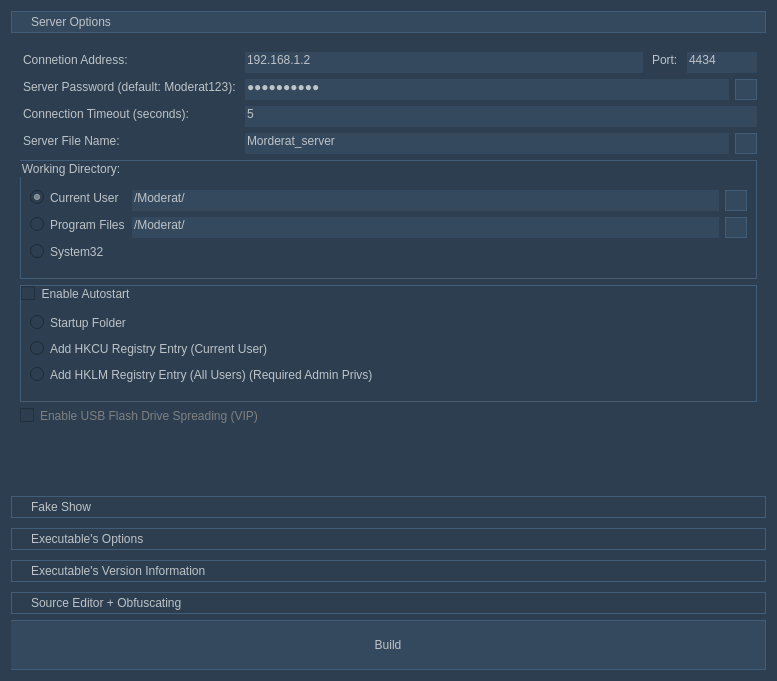
This is source/builder/builder-ui.ui in 5l1v3r1/Moderat as Qt 5 draws it before an edit. The edited form follows.
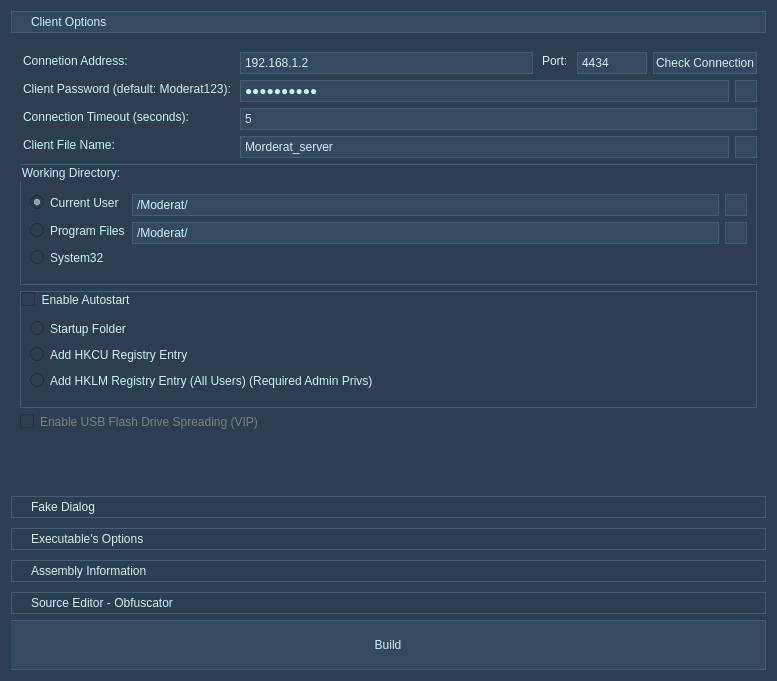
This is the edited form. The open tabs and pages were chosen to show the change. Icons and pictures are not drawn.

The edit to the form file:
```diff
--- a/source/builder/builder-ui.ui
+++ b/source/builder/builder-ui.ui
@@ -15,7 +15,7 @@
   </property>
   <property name="styleSheet">
    <string notr="true">background-color: #2c3e50;
-color: #bdc3c7;</string>
+color: #c9f5f7;</string>
   </property>
   <layout class="QGridLayout" name="gridLayout">
    <item row="1" column="0">
@@ -67,12 +67,12 @@
 }</string>
      </property>
      <property name="currentIndex">
-      <number>0</number>
+      <number>1</number>
      </property>
      <property name="tabSpacing">
       <number>10</number>
      </property>
-     <widget class="QWidget" name="serverOptions">
+     <widget class="QWidget" name="clientOptions">
       <property name="geometry">
        <rect>
         <x>0</x>
@@ -90,7 +90,7 @@
         <normaloff>:/icons/assets/server-options.png</normaloff>:/icons/assets/server-options.png</iconset>
       </attribute>
       <attribute name="label">
-       <string>Server Options</string>
+       <string>Client Options</string>
       </attribute>
       <layout class="QGridLayout" name="gridLayout_2">
        <item row="4" column="0" colspan="2">
@@ -123,7 +123,7 @@
            </spacer>
           </item>
           <item row="3" column="0">
-           <widget class="QRadioButton" name="radioButton_5">
+           <widget class="QRadioButton" name="programFilesRadio">
             <property name="styleSheet">
              <string notr="true">border: none;</string>
             </property>
@@ -133,7 +133,7 @@
            </widget>
           </item>
           <item row="1" column="0">
-           <widget class="QRadioButton" name="radioButton_3">
+           <widget class="QRadioButton" name="currentUserRadio">
             <property name="styleSheet">
              <string notr="true">border: none;</string>
             </property>
@@ -146,9 +146,18 @@
            </widget>
           </item>
           <item row="3" column="2">
-           <widget class="QLineEdit" name="lineEdit_3">
+           <widget class="QLineEdit" name="programFilesLine">
             <property name="styleSheet">
-             <string notr="true">background-color: #34495e; border: none;</string>
+             <string notr="true">QLineEdit#programFilesLine {
+			border: 1px ridge;
+            border-color: #2c3e50;
+			padding: 2px;
+            background-color: #34495e;
+            }
+
+QLineEdit#programFilesLine:pressed {
+            border: 1px ridge #c9f5f7;
+            }</string>
             </property>
             <property name="text">
              <string>/Moderat/</string>
@@ -156,9 +165,18 @@
            </widget>
           </item>
           <item row="1" column="2">
-           <widget class="QLineEdit" name="lineEdit">
+           <widget class="QLineEdit" name="currentUserLine">
             <property name="styleSheet">
-             <string notr="true">background-color: #34495e; border: none;</string>
+             <string notr="true">QLineEdit#currentUserLine {
+			border: 1px ridge;
+            border-color: #2c3e50;
+			padding: 2px;
+            background-color: #34495e;
+            }
+
+QLineEdit#currentUserLine:pressed {
+            border: 1px ridge #c9f5f7;
+            }</string>
             </property>
             <property name="text">
              <string>/Moderat/</string>
@@ -230,7 +248,7 @@
            </widget>
           </item>
           <item row="4" column="0">
-           <widget class="QRadioButton" name="radioButton_4">
+           <widget class="QRadioButton" name="system32Radio">
             <property name="styleSheet">
              <string notr="true">border: none;</string>
             </property>
@@ -243,9 +261,9 @@
         </widget>
        </item>
        <item row="5" column="0" colspan="2">
-        <widget class="QGroupBox" name="groupBox">
+        <widget class="QGroupBox" name="autostartGroup">
          <property name="enabled">
-          <bool>false</bool>
+          <bool>true</bool>
          </property>
          <property name="styleSheet">
           <string notr="true">border: 1px ridge;
@@ -265,7 +283,7 @@
          </property>
          <layout class="QGridLayout" name="gridLayout_3" rowstretch="0,0,0,0,0">
           <item row="1" column="0">
-           <widget class="QRadioButton" name="radioButton">
+           <widget class="QRadioButton" name="startupFolderRadio">
             <property name="styleSheet">
              <string notr="true">border: none;</string>
             </property>
@@ -291,7 +309,7 @@
            </spacer>
           </item>
           <item row="4" column="0">
-           <widget class="QRadioButton" name="radioButton_2">
+           <widget class="QRadioButton" name="hklmRadio">
             <property name="styleSheet">
              <string notr="true">border: none;</string>
             </property>
@@ -301,12 +319,12 @@
            </widget>
           </item>
           <item row="2" column="0">
-           <widget class="QRadioButton" name="radioButton_6">
+           <widget class="QRadioButton" name="hkcuRadio">
             <property name="styleSheet">
              <string notr="true">border: none;</string>
             </property>
             <property name="text">
-             <string>Add HKCU Registry Entry (Current User)</string>
+             <string>Add HKCU Registry Entry</string>
             </property>
            </widget>
           </item>
@@ -314,7 +332,7 @@
         </widget>
        </item>
        <item row="6" column="0" colspan="2">
-        <widget class="QCheckBox" name="checkBox">
+        <widget class="QCheckBox" name="usbSpreadingCheck">
          <property name="enabled">
           <bool>false</bool>
          </property>
@@ -339,7 +357,7 @@
        <item row="3" column="0">
         <widget class="QLabel" name="label_2">
          <property name="text">
-          <string>Server File Name:</string>
+          <string>Client File Name:</string>
          </property>
         </widget>
        </item>
@@ -355,7 +373,16 @@
          <item>
           <widget class="QLineEdit" name="clientAdressLine">
            <property name="styleSheet">
-            <string notr="true">background-color: #34495e;</string>
+            <string notr="true">QLineEdit#clientAdressLine {
+			border: 1px ridge;
+            border-color: #2c3e50;
+			padding: 2px;
+            background-color: #34495e;
+            }
+
+QLineEdit#clientAdressLine:pressed {
+            border: 1px ridge #c9f5f7;
+            }</string>
            </property>
            <property name="text">
             <string>192.168.1.2</string>
@@ -384,21 +411,70 @@
             </size>
            </property>
            <property name="styleSheet">
-            <string notr="true">background-color: #34495e;</string>
+            <string notr="true">QLineEdit#clientPortLine {
+			border: 1px ridge;
+            border-color: #2c3e50;
+			padding: 2px;
+            background-color: #34495e;
+            }
+
+QLineEdit#clientPortLine:pressed {
+            border: 1px ridge #c9f5f7;
+            }</string>
            </property>
            <property name="text">
             <string>4434</string>
            </property>
           </widget>
          </item>
+         <item>
+          <widget class="QPushButton" name="checkConnectionButton">
+           <property name="minimumSize">
+            <size>
+             <width>0</width>
+             <height>22</height>
+            </size>
+           </property>
+           <property name="maximumSize">
+            <size>
+             <width>16777215</width>
+             <height>22</height>
+            </size>
+           </property>
+           <property name="styleSheet">
+            <string notr="true">QPushButton#checkConnectionButton {
+			border: 1px ridge;
+            border-color: #2c3e50;
+			padding: 2px;
+            background-color: #34495e;
+            }
+
+QPushButton#checkConnectionButton:pressed {
+            background-color: #2c3e50;
+            }</string>
+           </property>
+           <property name="text">
+            <string>Check Connection</string>
+           </property>
+          </widget>
+         </item>
         </layout>
        </item>
        <item row="3" column="1">
         <layout class="QHBoxLayout" name="horizontalLayout_4">
          <item>
-          <widget class="QLineEdit" name="lineEdit_2">
+          <widget class="QLineEdit" name="clientFileNameLine">
            <property name="styleSheet">
-            <string notr="true">background-color: #34495e;</string>
+            <string notr="true">QLineEdit#clientFileNameLine {
+			border: 1px ridge;
+            border-color: #2c3e50;
+			padding: 2px;
+            background-color: #34495e;
+            }
+
+QLineEdit#clientFileNameLine:pressed {
+            border: 1px ridge #c9f5f7;
+            }</string>
            </property>
            <property name="text">
             <string>Morderat_server</string>
@@ -439,7 +515,7 @@
        <item row="1" column="0">
         <widget class="QLabel" name="serverPasswordLabel">
          <property name="text">
-          <string>Server Password (default: Moderat123):</string>
+          <string>Client Password (default: Moderat123):</string>
          </property>
         </widget>
        </item>
@@ -448,7 +524,16 @@
          <item>
           <widget class="QLineEdit" name="serverPasswordLine">
            <property name="styleSheet">
-            <string notr="true">background-color: #34495e;</string>
+            <string notr="true">QLineEdit#serverPasswordLine {
+			border: 1px ridge;
+            border-color: #2c3e50;
+			padding: 2px;
+            background-color: #34495e;
+            }
+
+QLineEdit#serverPasswordLine:pressed {
+            border: 1px ridge #c9f5f7;
+            }</string>
            </property>
            <property name="text">
             <string>Moderat123</string>
@@ -502,7 +587,16 @@
        <item row="2" column="1">
         <widget class="QLineEdit" name="connectionTimeoutLine">
          <property name="styleSheet">
-          <string notr="true">background-color: #34495e;</string>
+          <string notr="true">QLineEdit#connectionTimeoutLine {
+			border: 1px ridge;
+            border-color: #2c3e50;
+			padding: 2px;
+            background-color: #34495e;
+            }
+
+QLineEdit#connectionTimeoutLine:pressed {
+            border: 1px ridge #c9f5f7;
+            }</string>
          </property>
          <property name="text">
           <string>5</string>
@@ -524,7 +618,7 @@
        </item>
       </layout>
      </widget>
-     <widget class="QWidget" name="fakeShow">
+     <widget class="QWidget" name="fakeDialog">
       <property name="geometry">
        <rect>
         <x>0</x>
@@ -534,7 +628,7 @@
        </rect>
       </property>
       <attribute name="label">
-       <string>Fake Show</string>
+       <string>Fake Dialog</string>
       </attribute>
      </widget>
      <widget class="QWidget" name="page">
@@ -560,7 +654,7 @@
        </rect>
       </property>
       <attribute name="label">
-       <string>Executable's Version Information</string>
+       <string>Assembly Information</string>
       </attribute>
      </widget>
      <widget class="QWidget" name="sourceEditor">
@@ -573,7 +667,7 @@
        </rect>
       </property>
       <attribute name="label">
-       <string>Source Editor + Obfuscating</string>
+       <string>Source Editor - Obfuscator</string>
       </attribute>
      </widget>
     </widget>
```
